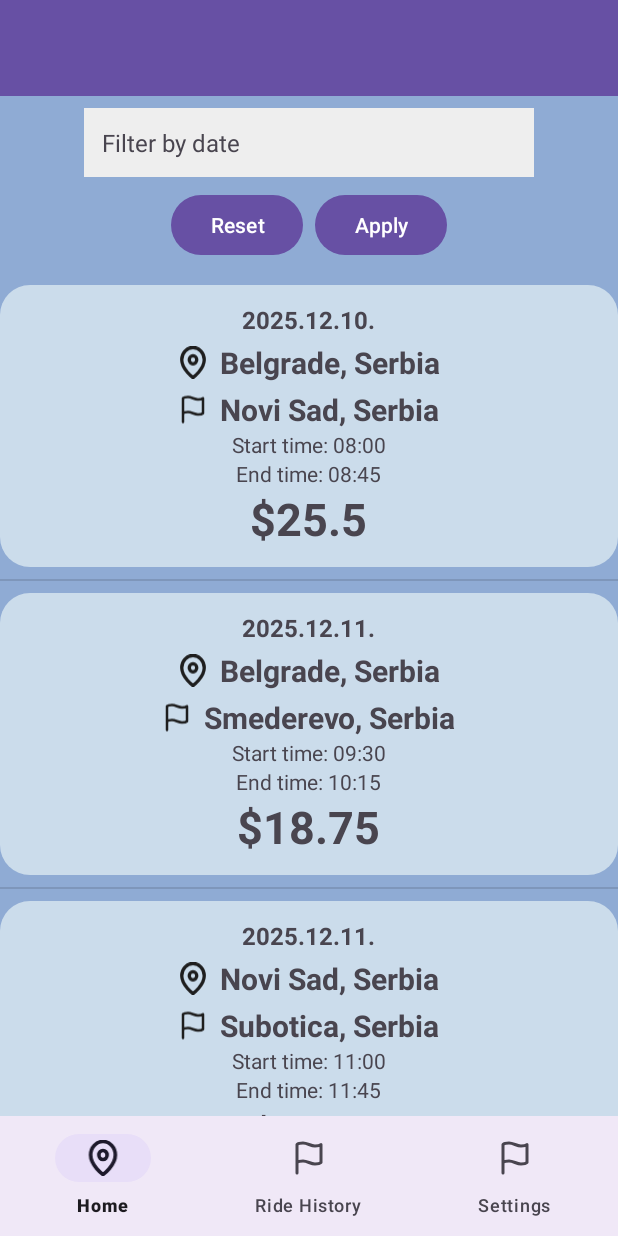
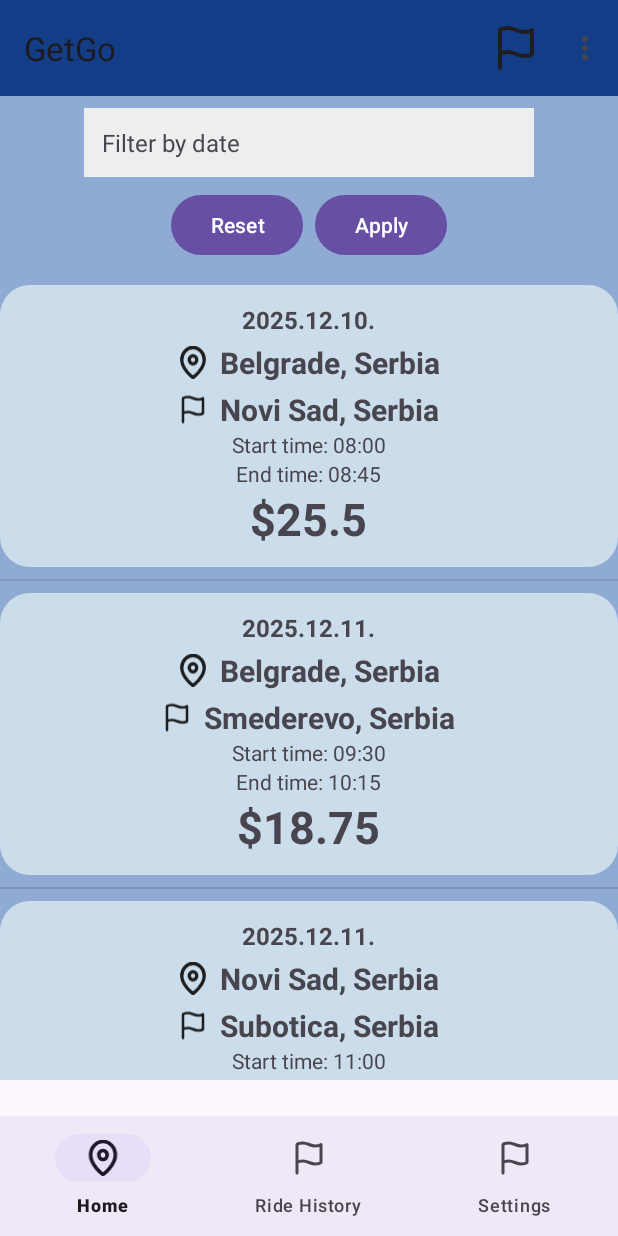
Before and after one commit to kzi-nastava/mrs-team2-TODO-Smisliti-ime, an Android app: the screen it shows after launch (MainActivity), on a phone screen of 412 x 824 dp. Run offline under Robolectric (Android 15) with nearby library versions, the phone set to English and light mode, and no system bars.

Commit message:
Add some buttons to toolbar

```diff
--- a/mobileApp/app/src/main/java/com/example/getgo/MainActivity.java
+++ b/mobileApp/app/src/main/java/com/example/getgo/MainActivity.java
@@ -1,8 +1,12 @@
 package com.example.getgo;
 
 import android.os.Bundle;
+import android.view.Menu;
+import android.view.MenuItem;
+import android.widget.Toast;
 
 import androidx.activity.EdgeToEdge;
+import androidx.annotation.NonNull;
 import androidx.appcompat.app.AppCompatActivity;
 import androidx.core.graphics.Insets;
 import androidx.core.view.ViewCompat;
@@ -11,6 +15,9 @@ import androidx.core.view.WindowInsetsCompat;
 import com.example.getgo.fragments.DriverHomeFragment;
 import com.google.android.material.bottomnavigation.BottomNavigationView;
 import androidx.fragment.app.Fragment;
+import androidx.appcompat.widget.Toolbar;
+import androidx.appcompat.app.ActionBar;
+
 
 
 import com.example.getgo.fragments.RideHistoryFragment;
@@ -23,6 +30,25 @@ public class MainActivity extends AppCompatActivity {
         EdgeToEdge.enable(this);
         setContentView(R.layout.activity_main);
 
+        Toolbar toolbar = findViewById(R.id.toolbar);
+//        toolbar = binding.activityHomeBase.toolbar;
+// Postavljamo toolbar kao glavnu traku za ovu aktivnost
+        setSupportActionBar(toolbar);
+// Dobavljamo referencu na glavnu traku za ovu aktivnost
+        ActionBar actionBar;
+        actionBar = getSupportActionBar();
+        if(actionBar != null){
+            // postavlja prikazivanje "strelice prema nazad" (back arrow)
+            // kao indikatora navigacije na lijevoj strani Toolbar-a.
+            actionBar.setDisplayHomeAsUpEnabled(false);
+            // postavlja ikonu koja se prikazuje umjesto strelice prema nazad.
+            // u ovom slučaju, postavljena je ikona hamburger iz drawable resursa (ic_hamburger).
+//            actionBar.setHomeAsUpIndicator(R.drawable.ic_hamburger);
+            actionBar.setHomeAsUpIndicator(R.drawable.ic_launcher_background);
+            // ovo omogućuje da se klikom na gumb 'home' na Toolbar-u
+            // aktivira povratak na prethodni zaslon.
+            actionBar.setHomeButtonEnabled(true);
+        }
 
         getSupportFragmentManager().beginTransaction()
                 .replace(R.id.fragmentContainer, new RideHistoryFragment())
@@ -50,4 +76,26 @@ public class MainActivity extends AppCompatActivity {
         });
 
     }
+    @Override
+    public boolean onCreateOptionsMenu(Menu menu) {
+        getMenuInflater().inflate(R.menu.driver_toolbar_menu, menu);
+        return true; // vraćamo true da se meni prikaže
+    }
+
+    @Override
+    public boolean onOptionsItemSelected(@NonNull MenuItem item) {
+        int id = item.getItemId();
+        if (id == R.id.nav_settings) {
+            Toast.makeText(MainActivity.this, "Settings", Toast.LENGTH_SHORT).show();
+            return true;
+        } else if (id == R.id.nav_language) {
+            Toast.makeText(MainActivity.this, "Language", Toast.LENGTH_SHORT).show();
+            return true;
+        } else {
+            return super.onOptionsItemSelected(item);
+        }
+//        navController = Navigation.findNavController(this, R.id.fragment_nav_content_main);
+//        //...
+//        return NavigationUI.onNavDestinationSelected(item, navController) || super.onOptionsItemSelected(item);
+    }
 }
--- a/mobileApp/app/src/main/res/layout/activity_main.xml
+++ b/mobileApp/app/src/main/res/layout/activity_main.xml
@@ -18,7 +18,7 @@
             android:id="@+id/toolbar"
             android:layout_width="match_parent"
             android:layout_height="?attr/actionBarSize"
-            android:background="?attr/colorPrimary"
+            android:background="#133E87"
             app:layout_scrollFlags="scroll|enterAlways">
         </androidx.appcompat.widget.Toolbar>
 
@@ -28,7 +28,8 @@
         android:id="@+id/fragmentContainer"
         android:layout_width="match_parent"
         android:layout_height="match_parent"
-        app:layout_behavior="@string/appbar_scrolling_view_behavior"/>
+        app:layout_behavior="@string/appbar_scrolling_view_behavior"
+        android:paddingBottom="168dp"/>
 
     <com.google.android.material.bottomnavigation.BottomNavigationView
         android:id="@+id/bottom_nav"
--- /dev/null
+++ b/mobileApp/app/src/main/res/menu/driver_toolbar_menu.xml
@@ -0,0 +1,16 @@
+<?xml version="1.0" encoding="utf-8"?>
+<menu xmlns:android="http://schemas.android.com/apk/res/android"
+    xmlns:app="http://schemas.android.com/apk/res-auto">
+
+    <item android:id="@+id/nav_settings"
+        android:title="settings"
+        android:icon="@drawable/ic_launcher_foreground"
+        android:orderInCategory="100"
+        app:showAsAction="never" />
+
+    <item android:id="@+id/nav_language"
+        android:title="Language"
+        android:icon="@drawable/flag"
+        android:orderInCategory="300"
+        app:showAsAction="ifRoom" />
+</menu>
```
